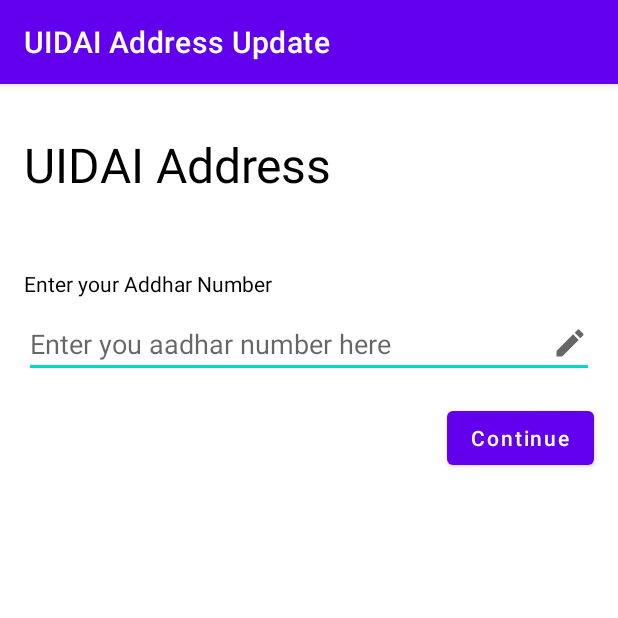
After one commit to ETS-Android3/UIDAIAddressUpdate, an Android app: the LoginActivity screen opened directly, with no data from a screen before it, on a phone screen of 412 x 824 dp, the top half of it. The commit adds this screen. Run offline under Robolectric (Android 15) with nearby library versions, the phone set to English and light mode, and no system bars.

Commit message:
auth page created

```diff
--- a/app/build.gradle
+++ b/app/build.gradle
@@ -32,6 +32,11 @@ dependencies {
     implementation 'androidx.appcompat:appcompat:1.3.1'
     implementation 'com.google.android.material:material:1.4.0'
     implementation 'androidx.constraintlayout:constraintlayout:2.1.1'
+    implementation 'androidx.lifecycle:lifecycle-livedata-ktx:2.3.1'
+    implementation 'androidx.lifecycle:lifecycle-viewmodel-ktx:2.3.1'
+    implementation 'androidx.legacy:legacy-support-v4:1.0.0'
+    implementation 'androidx.navigation:navigation-fragment:2.3.5'
+    implementation 'androidx.navigation:navigation-ui:2.3.5'
     testImplementation 'junit:junit:4.+'
     androidTestImplementation 'androidx.test.ext:junit:1.1.3'
     androidTestImplementation 'androidx.test.espresso:espresso-core:3.4.0'
--- a/app/src/main/java/com/example/uidaiaddressupdate/MainActivity.java
+++ b/app/src/main/java/com/example/uidaiaddressupdate/MainActivity.java
@@ -5,7 +5,6 @@ import androidx.appcompat.app.AppCompatActivity;
 import android.os.Bundle;
 
 public class MainActivity extends AppCompatActivity {
-
     @Override
     protected void onCreate(Bundle savedInstanceState) {
         super.onCreate(savedInstanceState);
--- /dev/null
+++ b/app/src/main/java/com/example/uidaiaddressupdate/auth/LoginActivity.java
@@ -0,0 +1,23 @@
+package com.example.uidaiaddressupdate.auth;
+
+import androidx.appcompat.app.AppCompatActivity;
+import androidx.navigation.NavController;
+import androidx.navigation.fragment.NavHostFragment;
+
+import android.os.Bundle;
+import com.example.uidaiaddressupdate.R;
+import com.example.uidaiaddressupdate.auth.ui.main.LoginFragment;
+
+public class LoginActivity extends AppCompatActivity {
+
+    @Override
+    protected void onCreate(Bundle savedInstanceState) {
+        super.onCreate(savedInstanceState);
+        setContentView(R.layout.login_activity);
+        if (savedInstanceState == null) {
+            getSupportFragmentManager().beginTransaction()
+                    .replace(R.id.container, LoginFragment.newInstance())
+                    .commitNow();
+        }
+    }
+}
--- /dev/null
+++ b/app/src/main/java/com/example/uidaiaddressupdate/auth/ui/main/LoginFragment.java
@@ -0,0 +1,91 @@
+package com.example.uidaiaddressupdate.auth.ui.main;
+
+import androidx.fragment.app.FragmentManager;
+import androidx.fragment.app.FragmentTransaction;
+import androidx.lifecycle.ViewModelProvider;
+
+import android.os.Bundle;
+
+import androidx.annotation.NonNull;
+import androidx.annotation.Nullable;
+import androidx.fragment.app.Fragment;
+import androidx.navigation.Navigation;
+
+import com.example.uidaiaddressupdate.R;
+import android.view.LayoutInflater;
+import android.view.View;
+import android.view.ViewGroup;
+import android.widget.Button;
+import android.widget.EditText;
+import android.widget.Toast;
+
+
+public class LoginFragment extends Fragment {
+
+    private authViewModel mViewModel;
+    private EditText aadhar;
+    private Button sendOtp;
+
+    public static LoginFragment newInstance() {
+        return new LoginFragment();
+    }
+
+    @Nullable
+    @Override
+    public View onCreateView(@NonNull LayoutInflater inflater, @Nullable ViewGroup container,
+                             @Nullable Bundle savedInstanceState) {
+        View view =  inflater.inflate(R.layout.login_fragment, container, false);
+        aadhar = (EditText)view.findViewById(R.id.login_et_aadhar);
+        sendOtp = (Button) view.findViewById(R.id.login_send_otp);
+
+        sendOtp.setOnClickListener(new View.OnClickListener() {
+            @Override
+            public void onClick(View v) {
+                String aadharNumber = aadhar.getText().toString();
+                if(verifyAadhar(aadharNumber)){
+                    //send OTP to user
+                    //move to OTP page
+//                    Navigation.createNavigateOnClickListener(R.id.action_loginFragment_to_otpFragment,null);
+//                    Navigation.findNavController().navigate();
+                    GoToOTPPage();
+                    Toast.makeText(getActivity(), "Correct format of aadhar", Toast.LENGTH_SHORT).show();
+                }else{
+                    aadhar.setError("Invalid Aadhar");
+                    aadhar.requestFocus();
+                    Toast.makeText(getActivity(), "Wrong Format", Toast.LENGTH_SHORT).show();
+                }
+            }
+        });
+        return view;
+    }
+
+    @Override
+    public void onActivityCreated(@Nullable Bundle savedInstanceState) {
+        super.onActivityCreated(savedInstanceState);
+        mViewModel = new ViewModelProvider(this).get(authViewModel.class);
+        // TODO: Use the ViewModel
+    }
+
+    private Boolean verifyAadhar(String aadhar_number){
+        if(aadhar_number.length() == 12){
+            try{
+                Double.parseDouble(aadhar_number);
+                return true;
+            }catch(NumberFormatException e){
+                return false;
+            }
+        }else{
+            return false;
+        }
+    }
+
+    private void GoToOTPPage(){
+        Fragment fragment = new OtpFragment();
+        FragmentManager fragmentManager = getActivity().getSupportFragmentManager();
+        FragmentTransaction fragmentTransaction = fragmentManager.beginTransaction();
+        fragmentTransaction.replace(R.id.container, fragment);
+        fragmentTransaction.addToBackStack(null);
+        fragmentTransaction.commit();
+    }
+
+}
--- /dev/null
+++ b/app/src/main/java/com/example/uidaiaddressupdate/auth/ui/main/authViewModel.java
@@ -0,0 +1,7 @@
+package com.example.uidaiaddressupdate.auth.ui.main;
+
+import androidx.lifecycle.ViewModel;
+
+public class authViewModel extends ViewModel {
+    // TODO: Implement the ViewModel
+}
--- /dev/null
+++ b/app/src/main/res/drawable/ic_edit_24.xml
@@ -0,0 +1,10 @@
+<vector xmlns:android="http://schemas.android.com/apk/res/android"
+    android:width="24dp"
+    android:height="24dp"
+    android:viewportWidth="24"
+    android:viewportHeight="24"
+    android:tint="?attr/colorControlNormal">
+  <path
+      android:fillColor="@android:color/white"
+      android:pathData="M3,17.25V21h3.75L17.81,9.94l-3.75,-3.75L3,17.25zM20.71,7.04c0.39,-0.39 0.39,-1.02 0,-1.41l-2.34,-2.34c-0.39,-0.39 -1.02,-0.39 -1.41,0l-1.83,1.83 3.75,3.75 1.83,-1.83z"/>
+</vector>
--- /dev/null
+++ b/app/src/main/res/layout/login_activity.xml
@@ -0,0 +1,21 @@
+<?xml version="1.0" encoding="utf-8"?>
+<androidx.constraintlayout.widget.ConstraintLayout xmlns:android="http://schemas.android.com/apk/res/android"
+    xmlns:app="http://schemas.android.com/apk/res-auto"
+    xmlns:tools="http://schemas.android.com/tools"
+    android:layout_width="match_parent"
+    android:layout_height="match_parent"
+    tools:context=".LoginActivity" >
+
+    <FrameLayout
+        android:id="@+id/container"
+
+        android:layout_width="match_parent"
+        android:layout_height="match_parent"
+
+        app:layout_constraintBottom_toBottomOf="parent"
+        app:layout_constraintEnd_toEndOf="parent"
+        app:layout_constraintStart_toStartOf="parent"
+        app:layout_constraintTop_toTopOf="parent"
+         />
+
+</androidx.constraintlayout.widget.ConstraintLayout>
--- /dev/null
+++ b/app/src/main/res/layout/login_fragment.xml
@@ -0,0 +1,59 @@
+<?xml version="1.0" encoding="utf-8"?>
+<androidx.constraintlayout.widget.ConstraintLayout xmlns:android="http://schemas.android.com/apk/res/android"
+    xmlns:app="http://schemas.android.com/apk/res-auto"
+    xmlns:tools="http://schemas.android.com/tools"
+    android:id="@+id/login"
+    android:layout_width="match_parent"
+    android:layout_height="match_parent"
+    tools:context=".ui.main.LoginFragment">
+
+    <TextView
+        android:id="@+id/message"
+        android:layout_width="wrap_content"
+        android:layout_height="wrap_content"
+        android:layout_marginStart="16dp"
+        android:layout_marginTop="32dp"
+        android:textSize="32dp"
+        android:textColor="@color/black"
+        android:text="@string/uidai_address"
+        app:layout_constraintStart_toStartOf="parent"
+        app:layout_constraintTop_toTopOf="parent" />
+
+    <EditText
+        android:id="@+id/login_et_aadhar"
+        android:layout_width="0dp"
+        android:layout_height="wrap_content"
+        android:layout_marginStart="16dp"
+        android:layout_marginTop="8dp"
+        android:layout_marginEnd="16dp"
+        android:ems="10"
+        android:hint="Enter you aadhar number here"
+        android:drawableEnd="@drawable/ic_edit_24"
+        android:inputType="number"
+        app:layout_constraintEnd_toEndOf="parent"
+        app:layout_constraintStart_toStartOf="parent"
+        app:layout_constraintTop_toBottomOf="@+id/textView" />
+
+    <TextView
+        android:id="@+id/textView"
+        android:layout_width="wrap_content"
+        android:layout_height="wrap_content"
+        android:layout_marginStart="16dp"
+        android:layout_marginTop="48dp"
+        android:textColor="@color/black"
+        android:text="Enter your Addhar Number"
+        app:layout_constraintStart_toStartOf="parent"
+        app:layout_constraintTop_toBottomOf="@+id/message" />
+
+    <Button
+        android:id="@+id/login_send_otp"
+        android:layout_width="wrap_content"
+        android:layout_height="wrap_content"
+        android:layout_marginTop="16dp"
+        android:layout_marginEnd="16dp"
+        android:text="Continue"
+        android:textAllCaps="false"
+        app:layout_constraintEnd_toEndOf="parent"
+        app:layout_constraintTop_toBottomOf="@+id/login_et_aadhar" />
+
+</androidx.constraintlayout.widget.ConstraintLayout>
--- a/app/src/main/res/values/strings.xml
+++ b/app/src/main/res/values/strings.xml
@@ -1,3 +1,6 @@
 <resources>
     <string name="app_name">UIDAI Address Update</string>
+    <!-- TODO: Remove or change this placeholder text -->
+    <string name="hello_blank_fragment">Hello blank fragment</string>
+    <string name="uidai_address">UIDAI Address</string>
 </resources>
```
Also changed, not shown: app/src/main/AndroidManifest.xml (+9 -0 lines), app/src/main/java/com/example/uidaiaddressupdate/auth/ui/main/OtpFragment.java (added, +66 -0 lines), app/src/main/res/layout/fragment_otp.xml (added, +70 -0 lines), app/src/main/res/navigation/login_graph.xml (added, +21 -0 lines).
